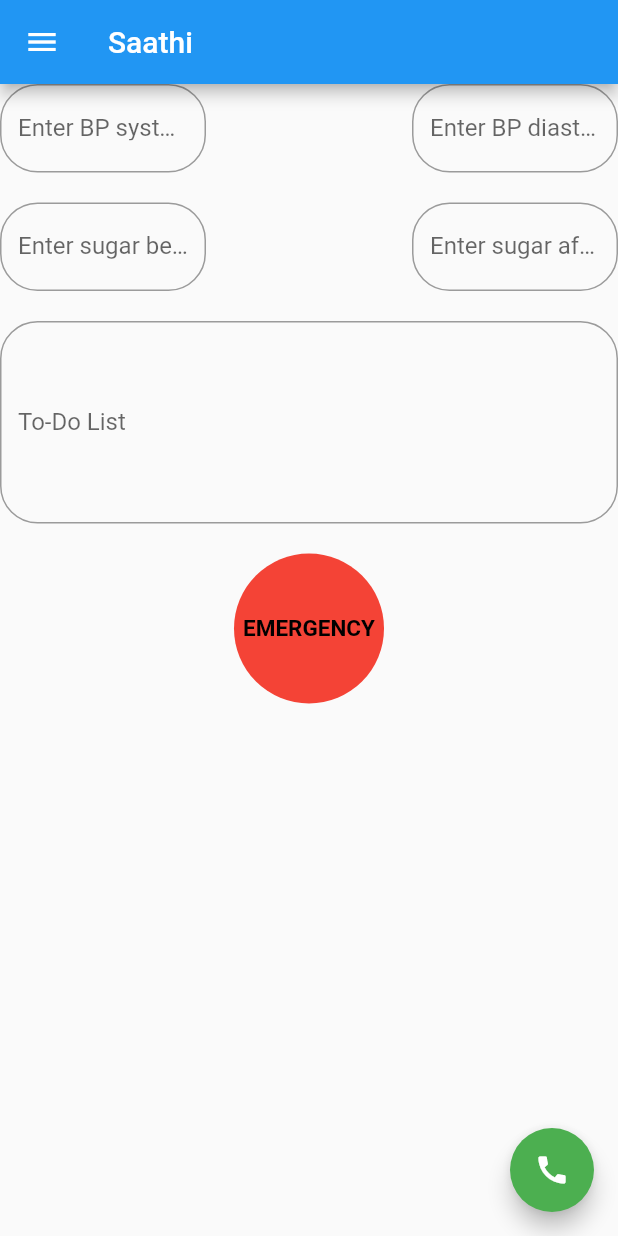
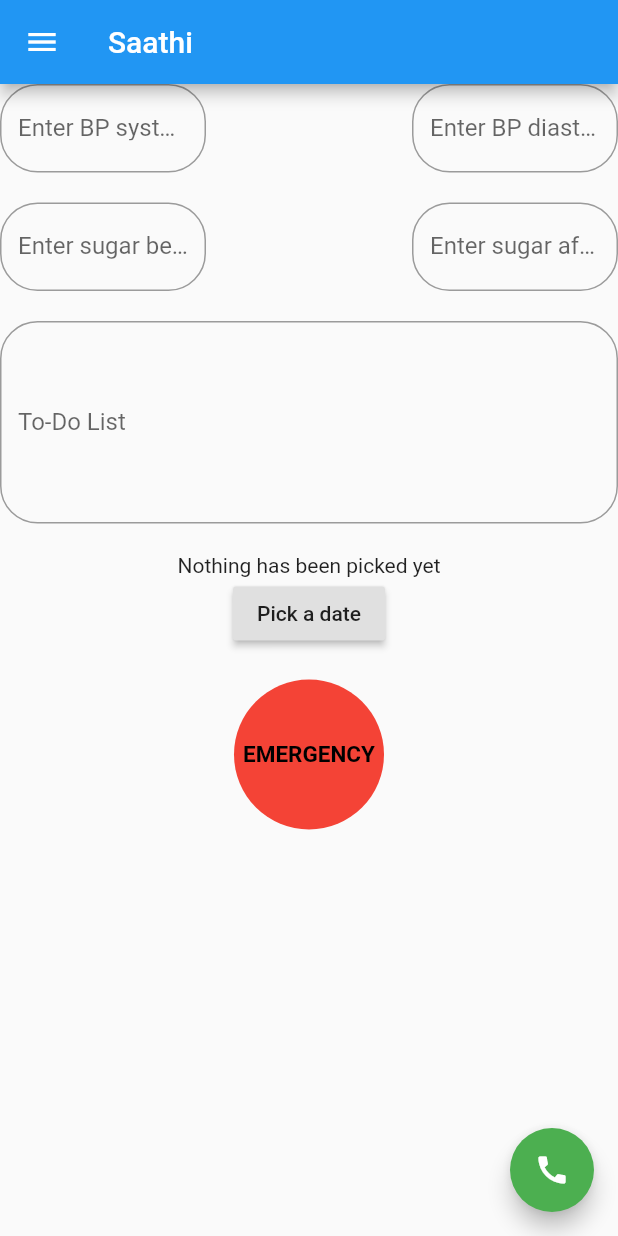
Before and after one commit to guneet446/saathi, a Flutter app: the screen it shows once a user with an empty profile is signed in, on a phone screen of 412 x 824 dp. Run offline on Flutter 3.47's test engine with Material 2 defaults, Android fonts, the phone set to English and light mode, and no system bars; our stand-ins replace cloud_firestore, firebase_auth, get_it, image_picker; accounts and stored records are empty; Roboto replaces fonts that are missing (Poppins).

Commit message:
Date feature added on home page

```diff
--- a/saathi/lib/main.dart
+++ b/saathi/lib/main.dart
@@ -41,6 +41,7 @@ class MyHomePage extends StatefulWidget {
 class _MyHomePageState extends State<MyHomePage> {
   final CallService _service = locator<CallService>();
   String number;
+  DateTime _dateTime;
 
   @override
   Widget build(BuildContext context) {
@@ -149,6 +150,37 @@ class _MyHomePageState extends State<MyHomePage> {
                   style: new TextStyle(
                     fontFamily: "Poppins",
                   ),
+                ),
+              ),
+            ],
+          ),
+          Row(
+            children: <Widget>[
+              Expanded(
+                child: Column(
+                  mainAxisAlignment: MainAxisAlignment.center,
+                  children: <Widget>[
+                    Text(_dateTime == null
+                        ? 'Nothing has been picked yet'
+                        : _dateTime.toString()),
+                    RaisedButton(
+                      child: Text('Pick a date'),
+                      onPressed: () {
+                        showDatePicker(
+                                context: context,
+                                initialDate: _dateTime == null
+                                    ? DateTime.now()
+                                    : _dateTime,
+                                firstDate: DateTime(2001),
+                                lastDate: DateTime(2021))
+                            .then((date) {
+                          setState(() {
+                            _dateTime = date;
+                          });
+                        });
+                      },
+                    )
+                  ],
                 ),
               ),
             ],
```
